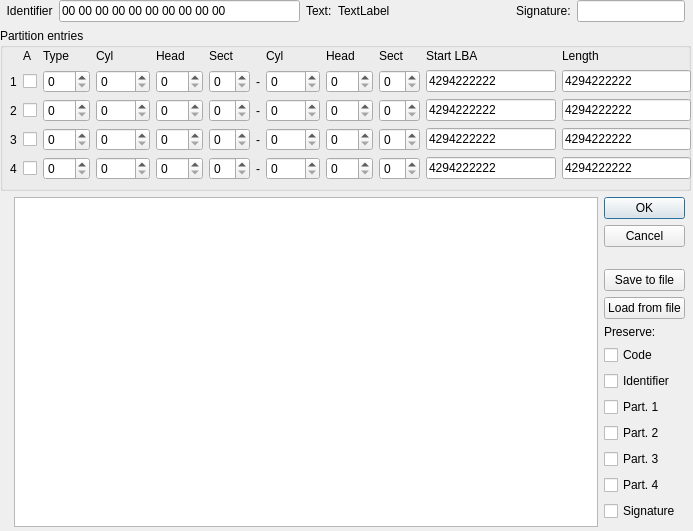
MCbx/linimamt, file LinImaMT/mbrsector.ui: the form before one commit.
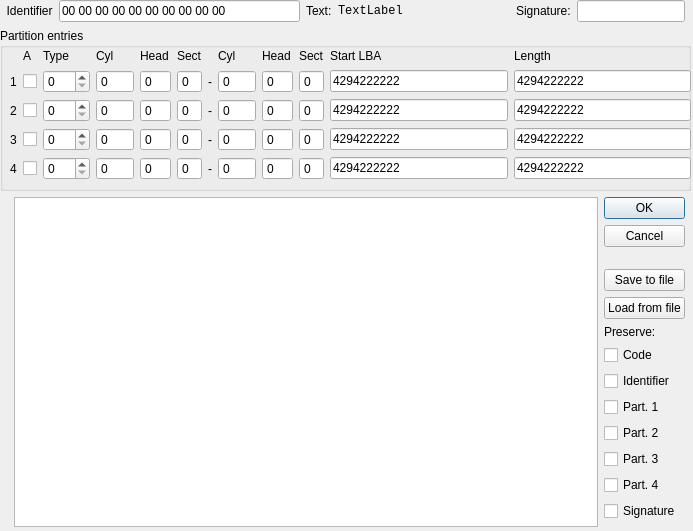
The form after the commit. Custom widgets are drawn as their Qt base class.

The edit to the form file:
```diff
--- a/LinImaMT/mbrsector.ui
+++ b/LinImaMT/mbrsector.ui
@@ -10,10 +10,22 @@
     <height>531</height>
    </rect>
   </property>
+  <property name="sizePolicy">
+   <sizepolicy hsizetype="Fixed" vsizetype="Fixed">
+    <horstretch>0</horstretch>
+    <verstretch>0</verstretch>
+   </sizepolicy>
+  </property>
+  <property name="maximumSize">
+   <size>
+    <width>693</width>
+    <height>531</height>
+   </size>
+  </property>
   <property name="windowTitle">
    <string>MBR Editor</string>
   </property>
-  <widget class="QWidget" name="">
+  <widget class="QWidget" name="layoutWidget">
    <property name="geometry">
     <rect>
      <x>0</x>
@@ -48,7 +60,7 @@
       <property name="title">
        <string>Partition entries</string>
       </property>
-      <widget class="QWidget" name="">
+      <widget class="QWidget" name="layoutWidget">
        <property name="geometry">
         <rect>
          <x>10</x>
@@ -151,6 +163,12 @@
         </item>
         <item row="1" column="3">
          <widget class="QSpinBox" name="sbStartC1">
+          <property name="readOnly">
+           <bool>true</bool>
+          </property>
+          <property name="buttonSymbols">
+           <enum>QAbstractSpinBox::NoButtons</enum>
+          </property>
           <property name="maximum">
            <number>1023</number>
           </property>
@@ -158,6 +176,12 @@
         </item>
         <item row="1" column="4">
          <widget class="QSpinBox" name="sbStartH1">
+          <property name="readOnly">
+           <bool>true</bool>
+          </property>
+          <property name="buttonSymbols">
+           <enum>QAbstractSpinBox::NoButtons</enum>
+          </property>
           <property name="maximum">
            <number>255</number>
           </property>
@@ -165,6 +189,12 @@
         </item>
         <item row="1" column="5">
          <widget class="QSpinBox" name="sbStartS1">
+          <property name="readOnly">
+           <bool>true</bool>
+          </property>
+          <property name="buttonSymbols">
+           <enum>QAbstractSpinBox::NoButtons</enum>
+          </property>
           <property name="maximum">
            <number>63</number>
           </property>
@@ -182,6 +212,12 @@
         </item>
         <item row="1" column="7">
          <widget class="QSpinBox" name="sbEndC1">
+          <property name="readOnly">
+           <bool>true</bool>
+          </property>
+          <property name="buttonSymbols">
+           <enum>QAbstractSpinBox::NoButtons</enum>
+          </property>
           <property name="maximum">
            <number>1023</number>
           </property>
@@ -189,6 +225,12 @@
         </item>
         <item row="1" column="8">
          <widget class="QSpinBox" name="sbEndH1">
+          <property name="readOnly">
+           <bool>true</bool>
+          </property>
+          <property name="buttonSymbols">
+           <enum>QAbstractSpinBox::NoButtons</enum>
+          </property>
           <property name="maximum">
            <number>255</number>
           </property>
@@ -196,6 +238,12 @@
         </item>
         <item row="1" column="9">
          <widget class="QSpinBox" name="sbEndS1">
+          <property name="readOnly">
+           <bool>true</bool>
+          </property>
+          <property name="buttonSymbols">
+           <enum>QAbstractSpinBox::NoButtons</enum>
+          </property>
           <property name="maximum">
            <number>63</number>
           </property>
@@ -206,6 +254,9 @@
           <property name="text">
            <string>4294222222</string>
           </property>
+          <property name="readOnly">
+           <bool>true</bool>
+          </property>
          </widget>
         </item>
         <item row="1" column="11">
@@ -213,6 +264,9 @@
           <property name="text">
            <string>4294222222</string>
           </property>
+          <property name="readOnly">
+           <bool>true</bool>
+          </property>
          </widget>
         </item>
         <item row="2" column="0">
@@ -238,6 +292,12 @@
         </item>
         <item row="2" column="3">
          <widget class="QSpinBox" name="sbStartC2">
+          <property name="readOnly">
+           <bool>true</bool>
+          </property>
+          <property name="buttonSymbols">
+           <enum>QAbstractSpinBox::NoButtons</enum>
+          </property>
           <property name="maximum">
            <number>1023</number>
           </property>
@@ -245,6 +305,12 @@
         </item>
         <item row="2" column="4">
          <widget class="QSpinBox" name="sbStartH2">
+          <property name="readOnly">
+           <bool>true</bool>
+          </property>
+          <property name="buttonSymbols">
+           <enum>QAbstractSpinBox::NoButtons</enum>
+          </property>
           <property name="maximum">
            <number>255</number>
           </property>
@@ -252,6 +318,12 @@
         </item>
         <item row="2" column="5">
          <widget class="QSpinBox" name="sbStartS2">
+          <property name="readOnly">
+           <bool>true</bool>
+          </property>
+          <property name="buttonSymbols">
+           <enum>QAbstractSpinBox::NoButtons</enum>
+          </property>
           <property name="maximum">
            <number>63</number>
           </property>
@@ -269,6 +341,12 @@
         </item>
         <item row="2" column="7">
          <widget class="QSpinBox" name="sbEndC2">
+          <property name="readOnly">
+           <bool>true</bool>
+          </property>
+          <property name="buttonSymbols">
+           <enum>QAbstractSpinBox::NoButtons</enum>
+          </property>
           <property name="maximum">
            <number>1023</number>
           </property>
@@ -276,6 +354,12 @@
         </item>
         <item row="2" column="8">
          <widget class="QSpinBox" name="sbEndH2">
+          <property name="readOnly">
+           <bool>true</bool>
+          </property>
+          <property name="buttonSymbols">
+           <enum>QAbstractSpinBox::NoButtons</enum>
+          </property>
           <property name="maximum">
            <number>255</number>
           </property>
@@ -283,6 +367,12 @@
         </item>
         <item row="2" column="9">
          <widget class="QSpinBox" name="sbEndS2">
+          <property name="readOnly">
+           <bool>true</bool>
+          </property>
+          <property name="buttonSymbols">
+           <enum>QAbstractSpinBox::NoButtons</enum>
+          </property>
           <property name="maximum">
            <number>63</number>
           </property>
@@ -293,6 +383,9 @@
           <property name="text">
            <string>4294222222</string>
           </property>
+          <property name="readOnly">
+           <bool>true</bool>
+          </property>
          </widget>
         </item>
         <item row="2" column="11">
@@ -300,6 +393,9 @@
           <property name="text">
            <string>4294222222</string>
           </property>
+          <property name="readOnly">
+           <bool>true</bool>
+          </property>
          </widget>
         </item>
         <item row="3" column="0">
@@ -325,6 +421,12 @@
         </item>
         <item row="3" column="3">
          <widget class="QSpinBox" name="sbStartC3">
+          <property name="readOnly">
+           <bool>true</bool>
+          </property>
+          <property name="buttonSymbols">
+           <enum>QAbstractSpinBox::NoButtons</enum>
+          </property>
           <property name="maximum">
            <number>1023</number>
           </property>
@@ -332,6 +434,12 @@
         </item>
         <item row="3" column="4">
          <widget class="QSpinBox" name="sbStartH3">
+          <property name="readOnly">
+           <bool>true</bool>
+          </property>
+          <property name="buttonSymbols">
+           <enum>QAbstractSpinBox::NoButtons</enum>
+          </property>
           <property name="maximum">
            <number>255</number>
           </property>
@@ -339,6 +447,12 @@
         </item>
         <item row="3" column="5">
          <widget class="QSpinBox" name="sbStartS3">
+          <property name="readOnly">
+           <bool>true</bool>
+          </property>
+          <property name="buttonSymbols">
+           <enum>QAbstractSpinBox::NoButtons</enum>
+          </property>
           <property name="maximum">
            <number>63</number>
           </property>
@@ -356,6 +470,12 @@
         </item>
         <item row="3" column="7">
          <widget class="QSpinBox" name="sbEndC3">
+          <property name="readOnly">
+           <bool>true</bool>
+          </property>
+          <property name="buttonSymbols">
+           <enum>QAbstractSpinBox::NoButtons</enum>
+          </property>
           <property name="maximum">
            <number>1023</number>
           </property>
@@ -363,6 +483,12 @@
         </item>
         <item row="3" column="8">
          <widget class="QSpinBox" name="sbEndH3">
+          <property name="readOnly">
+           <bool>true</bool>
+          </property>
+          <property name="buttonSymbols">
+           <enum>QAbstractSpinBox::NoButtons</enum>
+          </property>
           <property name="maximum">
            <number>255</number>
           </property>
@@ -370,6 +496,12 @@
         </item>
         <item row="3" column="9">
          <widget class="QSpinBox" name="sbEndS3">
+          <property name="readOnly">
+           <bool>true</bool>
+          </property>
+          <property name="buttonSymbols">
+           <enum>QAbstractSpinBox::NoButtons</enum>
+          </property>
           <property name="maximum">
            <number>63</number>
           </property>
@@ -380,6 +512,9 @@
           <property name="text">
            <string>4294222222</string>
           </property>
+          <property name="readOnly">
+           <bool>true</bool>
+          </property>
          </widget>
         </item>
         <item row="3" column="11">
@@ -387,6 +522,9 @@
           <property name="text">
            <string>4294222222</string>
           </property>
+          <property name="readOnly">
+           <bool>true</bool>
+          </property>
          </widget>
         </item>
         <item row="4" column="0">
@@ -412,6 +550,12 @@
         </item>
         <item row="4" column="3">
          <widget class="QSpinBox" name="sbStartC4">
+          <property name="readOnly">
+           <bool>true</bool>
+          </property>
+          <property name="buttonSymbols">
+           <enum>QAbstractSpinBox::NoButtons</enum>
+          </property>
           <property name="maximum">
            <number>1023</number>
           </property>
@@ -419,6 +563,12 @@
         </item>
         <item row="4" column="4">
          <widget class="QSpinBox" name="sbStartH4">
+          <property name="readOnly">
+           <bool>true</bool>
+          </property>
+          <property name="buttonSymbols">
+           <enum>QAbstractSpinBox::NoButtons</enum>
+          </property>
           <property name="maximum">
            <number>255</number>
           </property>
@@ -426,6 +576,12 @@
         </item>
         <item row="4" column="5">
          <widget class="QSpinBox" name="sbStartS4">
+          <property name="readOnly">
+           <bool>true</bool>
+          </property>
+          <property name="buttonSymbols">
+           <enum>QAbstractSpinBox::NoButtons</enum>
+          </property>
           <property name="maximum">
            <number>63</number>
           </property>
@@ -443,6 +599,12 @@
         </item>
         <item row="4" column="7">
          <widget class="QSpinBox" name="sbEndC4">
+          <property name="readOnly">
+           <bool>true</bool>
+          </property>
+          <property name="buttonSymbols">
+           <enum>QAbstractSpinBox::NoButtons</enum>
+          </property>
           <property name="maximum">
            <number>1023</number>
           </property>
@@ -450,6 +612,12 @@
         </item>
         <item row="4" column="8">
          <widget class="QSpinBox" name="sbEndH4">
+          <property name="readOnly">
+           <bool>true</bool>
+          </property>
+          <property name="buttonSymbols">
+           <enum>QAbstractSpinBox::NoButtons</enum>
+          </property>
           <property name="maximum">
            <number>255</number>
           </property>
@@ -457,6 +625,12 @@
         </item>
         <item row="4" column="9">
          <widget class="QSpinBox" name="sbEndS4">
+          <property name="readOnly">
+           <bool>true</bool>
+          </property>
+          <property name="buttonSymbols">
+           <enum>QAbstractSpinBox::NoButtons</enum>
+          </property>
           <property name="maximum">
            <number>63</number>
           </property>
@@ -467,6 +641,9 @@
           <property name="text">
            <string>4294222222</string>
           </property>
+          <property name="readOnly">
+           <bool>true</bool>
+          </property>
          </widget>
         </item>
         <item row="4" column="11">
@@ -474,6 +651,9 @@
           <property name="text">
            <string>4294222222</string>
           </property>
+          <property name="readOnly">
+           <bool>true</bool>
+          </property>
          </widget>
         </item>
        </layout>
@@ -511,6 +691,11 @@
         <verstretch>0</verstretch>
        </sizepolicy>
       </property>
+      <property name="font">
+       <font>
+        <family>Monospace</family>
+       </font>
+      </property>
       <property name="text">
        <string>TextLabel</string>
       </property>
@@ -531,7 +716,7 @@
     </item>
    </layout>
   </widget>
-  <widget class="QWidget" name="">
+  <widget class="QWidget" name="layoutWidget">
    <property name="geometry">
     <rect>
      <x>14</x>
```
Left out of the diff: 66 changed lines with no effect on the pictures.
